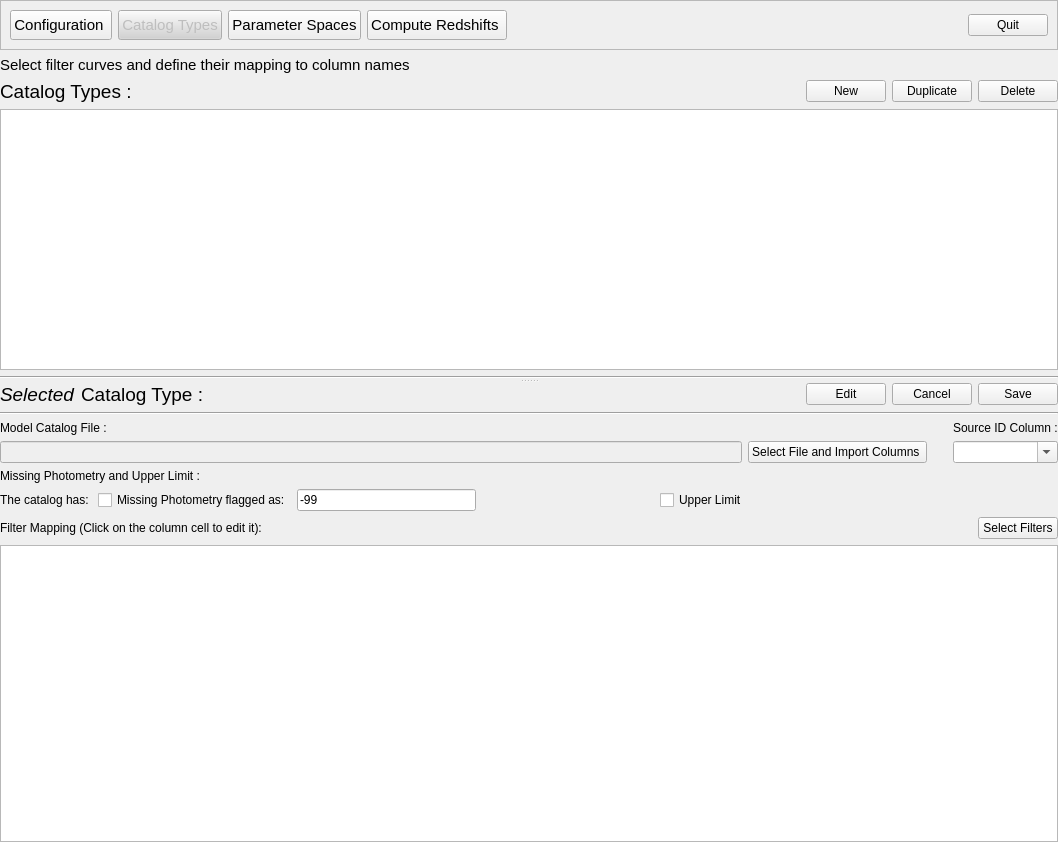
First picture: the form in PhzQtUI/auxdir/PhzQtUI/FormSurveyMapping.ui, repository astrorama/Phosphoros, before the edit.
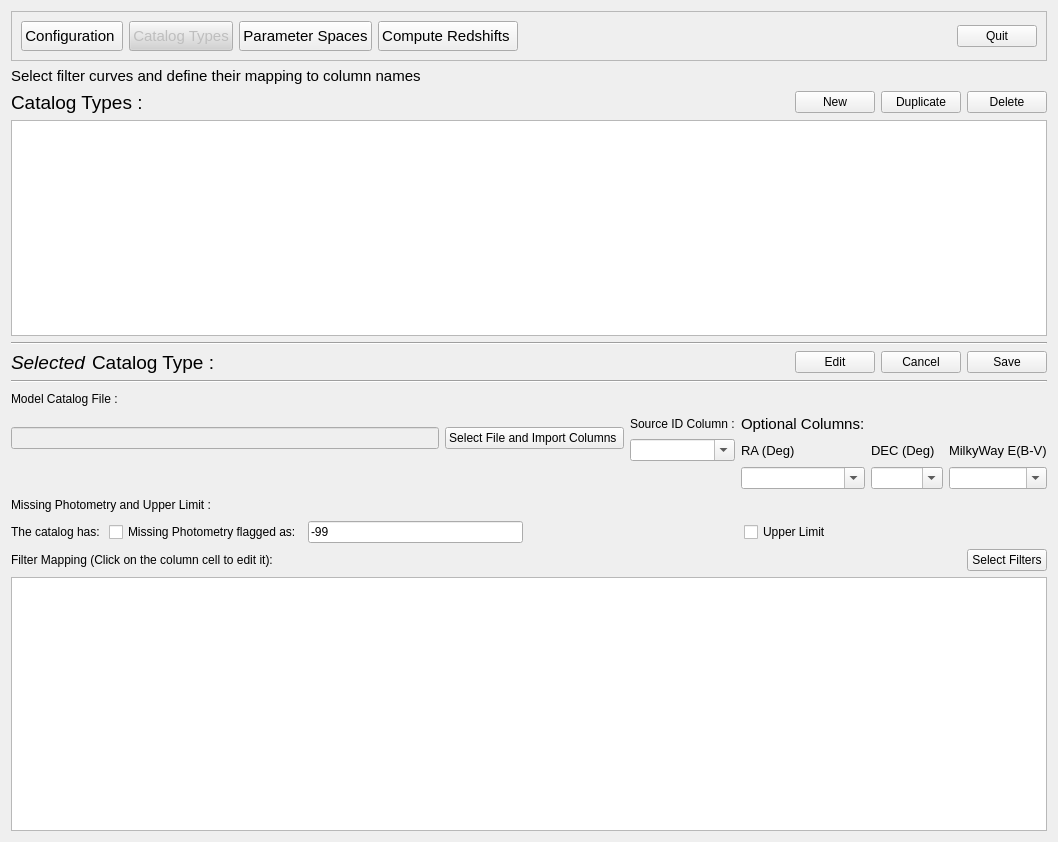
Second picture: the form after the edit.

Commit message: Add the RA,DEC and Galactic E(B-V) columns to the catalog page

What changed in the file:
```diff
--- a/PhzQtUI/auxdir/PhzQtUI/FormSurveyMapping.ui
+++ b/PhzQtUI/auxdir/PhzQtUI/FormSurveyMapping.ui
@@ -13,10 +13,7 @@
   <property name="windowTitle">
    <string>Form</string>
   </property>
-  <layout class="QVBoxLayout" name="verticalLayout_3">
-   <property name="margin">
-    <number>0</number>
-   </property>
+  <layout class="QVBoxLayout" name="verticalLayout_2">
    <item>
     <widget class="QFrame" name="frm_nav">
      <property name="frameShape">
@@ -155,11 +152,6 @@
     </widget>
    </item>
    <item>
-    <widget class="QSplitter" name="splitter">
-     <property name="orientation">
-      <enum>Qt::Vertical</enum>
-     </property>
-     <widget class="QWidget" name="verticalLayoutWidget">
       <layout class="QVBoxLayout" name="verticalLayout">
        <item>
         <layout class="QHBoxLayout" name="horizontalLayout_12">
@@ -241,9 +233,7 @@
         </widget>
        </item>
       </layout>
-     </widget>
-     <widget class="QWidget" name="verticalLayoutWidget_2">
-      <layout class="QVBoxLayout" name="verticalLayout_2">
+   </item>
        <item>
         <layout class="QHBoxLayout" name="horizontalLayout_14">
          <item>
@@ -322,15 +312,32 @@
         </widget>
        </item>
        <item>
-        <layout class="QGridLayout" name="gridLayout_2">
-         <item row="2" column="0">
-          <widget class="QLabel" name="label_2">
+    <layout class="QHBoxLayout" name="horizontalLayout_4">
+     <item>
+      <widget class="QLabel" name="label">
            <property name="text">
-            <string>Missing Photometry and Upper Limit :</string>
+        <string>Model Catalog File : </string>
            </property>
           </widget>
          </item>
-         <item row="1" column="0">
+     <item>
+      <spacer name="horizontalSpacer">
+       <property name="orientation">
+        <enum>Qt::Horizontal</enum>
+       </property>
+       <property name="sizeHint" stdset="0">
+        <size>
+         <width>40</width>
+         <height>20</height>
+        </size>
+       </property>
+      </spacer>
+     </item>
+    </layout>
+   </item>
+   <item>
+    <layout class="QGridLayout" name="gridLayout">
+     <item row="0" column="0" rowspan="2">
           <layout class="QHBoxLayout" name="horizontalLayout_3">
            <item>
             <widget class="QLineEdit" name="tb_df">
@@ -351,37 +358,116 @@
            </item>
           </layout>
          </item>
-         <item row="1" column="1">
-          <spacer name="horizontalSpacer">
-           <property name="orientation">
-            <enum>Qt::Horizontal</enum>
-           </property>
-           <property name="sizeType">
-            <enum>QSizePolicy::Fixed</enum>
-           </property>
-           <property name="sizeHint" stdset="0">
-            <size>
-             <width>20</width>
-             <height>0</height>
-            </size>
-           </property>
-          </spacer>
-         </item>
-         <item row="1" column="2">
-          <widget class="QComboBox" name="cb_SourceId">
-           <property name="editable">
-            <bool>true</bool>
-           </property>
-          </widget>
-         </item>
-         <item row="0" column="2">
+     <item row="0" column="1">
           <widget class="QLabel" name="label_18">
            <property name="text">
             <string>Source ID Column :</string>
            </property>
           </widget>
          </item>
-         <item row="3" column="0">
+     <item row="0" column="2">
+      <widget class="QLabel" name="label_19">
+       <property name="font">
+        <font>
+         <pointsize>11</pointsize>
+        </font>
+       </property>
+       <property name="text">
+        <string>Optional Columns:</string>
+       </property>
+      </widget>
+     </item>
+     <item row="1" column="2">
+      <widget class="QLabel" name="label_20">
+       <property name="font">
+        <font>
+         <pointsize>10</pointsize>
+        </font>
+       </property>
+       <property name="text">
+        <string>RA (Deg)</string>
+       </property>
+      </widget>
+     </item>
+     <item row="1" column="3">
+      <widget class="QLabel" name="label_21">
+       <property name="font">
+        <font>
+         <pointsize>10</pointsize>
+        </font>
+       </property>
+       <property name="text">
+        <string>DEC (Deg)</string>
+       </property>
+      </widget>
+     </item>
+     <item row="1" column="4">
+      <widget class="QLabel" name="label_22">
+       <property name="font">
+        <font>
+         <pointsize>10</pointsize>
+        </font>
+       </property>
+       <property name="text">
+        <string>MilkyWay E(B-V)</string>
+       </property>
+      </widget>
+     </item>
+     <item row="2" column="2">
+      <widget class="QComboBox" name="cb_Ra">
+       <property name="editable">
+        <bool>true</bool>
+       </property>
+      </widget>
+     </item>
+     <item row="2" column="3">
+      <widget class="QComboBox" name="cb_Dec">
+       <property name="editable">
+        <bool>true</bool>
+       </property>
+      </widget>
+     </item>
+     <item row="2" column="4">
+      <widget class="QComboBox" name="cb_GalEbv">
+       <property name="editable">
+        <bool>true</bool>
+       </property>
+      </widget>
+     </item>
+     <item row="1" column="1">
+      <widget class="QComboBox" name="cb_SourceId">
+       <property name="editable">
+        <bool>true</bool>
+       </property>
+      </widget>
+     </item>
+    </layout>
+   </item>
+   <item>
+    <layout class="QHBoxLayout" name="horizontalLayout_2">
+     <item>
+      <widget class="QLabel" name="label_2">
+       <property name="text">
+        <string>Missing Photometry and Upper Limit :</string>
+       </property>
+      </widget>
+     </item>
+     <item>
+      <spacer name="horizontalSpacer_4">
+       <property name="orientation">
+        <enum>Qt::Horizontal</enum>
+       </property>
+       <property name="sizeHint" stdset="0">
+        <size>
+         <width>40</width>
+         <height>20</height>
+        </size>
+       </property>
+      </spacer>
+     </item>
+    </layout>
+   </item>
+   <item>
           <layout class="QHBoxLayout" name="horizontalLayout">
            <item>
             <widget class="QLabel" name="label_4">
@@ -439,19 +525,6 @@
            </item>
           </layout>
          </item>
-         <item row="0" column="0">
-          <layout class="QHBoxLayout" name="horizontalLayout_4">
-           <item>
-            <widget class="QLabel" name="label">
-             <property name="text">
-              <string>Model Catalog File : </string>
-             </property>
-            </widget>
-           </item>
-          </layout>
-         </item>
-        </layout>
-       </item>
        <item>
         <layout class="QHBoxLayout" name="horizontalLayout_15">
          <item>
@@ -509,10 +582,6 @@
          <attribute name="verticalHeaderHighlightSections">
           <bool>false</bool>
          </attribute>
-        </widget>
-       </item>
-      </layout>
-     </widget>
     </widget>
    </item>
   </layout>
```
Lines whose indentation alone changed are shown as unchanged. The commit also changes 6 other files.
